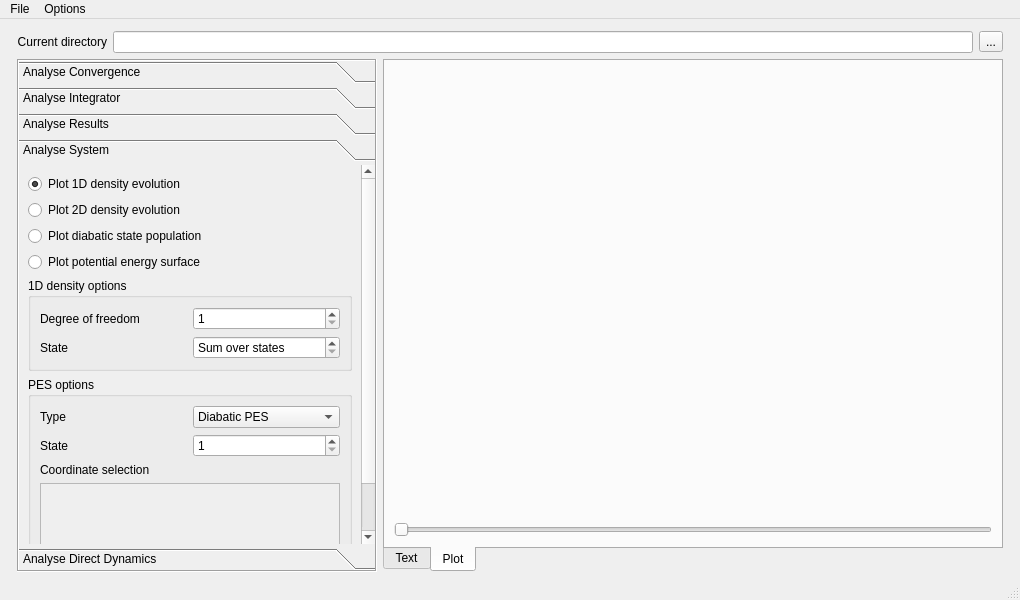
wenzhaojia2000/msc-trajectory-analysis, file source/analyse/gui_files/gui_analysis/ui_analysis.ui: the form before one commit.
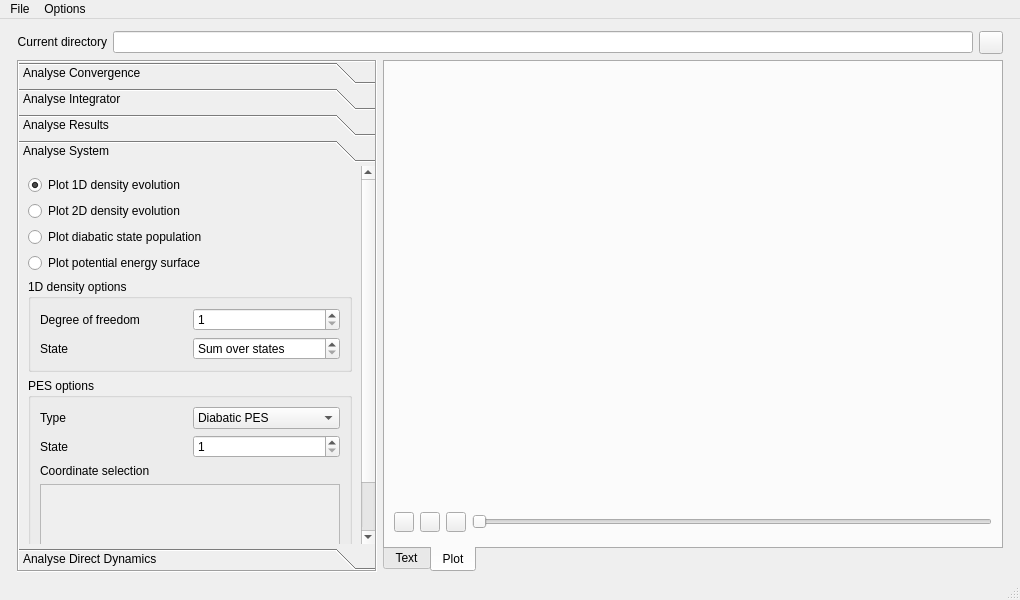
The form after the commit. The open tabs and pages were chosen to show the change. Custom widgets are drawn as their Qt base class.

Commit message: Add media playback buttons for an animated plot

The edit to the form file:
```diff
--- a/source/analyse/gui_files/gui_analysis/ui_analysis.ui
+++ b/source/analyse/gui_files/gui_analysis/ui_analysis.ui
@@ -56,11 +56,7 @@
      <widget class="QLineEdit" name="dir_edit"/>
     </item>
     <item row="0" column="3">
-     <widget class="QToolButton" name="dir_edit_dialog">
-      <property name="text">
-       <string>...</string>
-      </property>
-     </widget>
+     <widget class="QToolButton" name="dir_edit_dialog"/>
     </item>
     <item row="1" column="0" colspan="2">
      <widget class="QToolBox" name="toolbox">
@@ -675,8 +671,8 @@
        <property name="geometry">
         <rect>
          <x>0</x>
-         <y>-113</y>
-         <width>335</width>
+         <y>0</y>
+         <width>277</width>
          <height>480</height>
         </rect>
        </property>
@@ -837,7 +833,16 @@
              <property name="widgetResizable">
               <bool>true</bool>
              </property>
-             <widget class="CoordinateSelector" name="showpes_coord"/>
+             <widget class="CoordinateSelector" name="showpes_coord">
+              <property name="geometry">
+               <rect>
+                <x>0</x>
+                <y>0</y>
+                <width>98</width>
+                <height>28</height>
+               </rect>
+              </property>
+             </widget>
             </widget>
            </item>
           </layout>
@@ -1307,10 +1312,73 @@
          <widget class="CustomPlotWidget" name="output_plot" native="true"/>
         </item>
         <item>
-         <widget class="QSlider" name="output_slider">
-          <property name="orientation">
-           <enum>Qt::Horizontal</enum>
+         <widget class="QWidget" name="output_media_box" native="true">
+          <property name="maximumSize">
+           <size>
+            <width>16777215</width>
+            <height>30</height>
+           </size>
           </property>
+          <layout class="QHBoxLayout" name="horizontalLayout">
+           <property name="leftMargin">
+            <number>0</number>
+           </property>
+           <property name="topMargin">
+            <number>0</number>
+           </property>
+           <property name="rightMargin">
+            <number>0</number>
+           </property>
+           <property name="bottomMargin">
+            <number>0</number>
+           </property>
+           <item>
+            <widget class="QToolButton" name="media_ffstart">
+             <property name="maximumSize">
+              <size>
+               <width>20</width>
+               <height>20</height>
+              </size>
+             </property>
+             <property name="text">
+              <string/>
+             </property>
+            </widget>
+           </item>
+           <item>
+            <widget class="QToolButton" name="media_play">
+             <property name="maximumSize">
+              <size>
+               <width>20</width>
+               <height>20</height>
+              </size>
+             </property>
+             <property name="checkable">
+              <bool>true</bool>
+             </property>
+            </widget>
+           </item>
+           <item>
+            <widget class="QToolButton" name="media_ffend">
+             <property name="maximumSize">
+              <size>
+               <width>20</width>
+               <height>20</height>
+              </size>
+             </property>
+             <property name="text">
+              <string/>
+             </property>
+            </widget>
+           </item>
+           <item>
+            <widget class="QSlider" name="media_scrubber">
+             <property name="orientation">
+              <enum>Qt::Horizontal</enum>
+             </property>
+            </widget>
+           </item>
+          </layout>
          </widget>
         </item>
        </layout>
```
Left out of the diff: 12 changed lines with no effect on the pictures. The commit also changes 2 other files.
